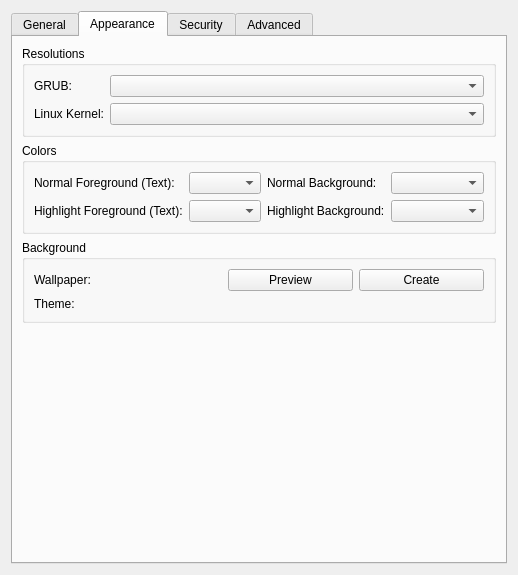
Before: the Qt Designer form ui/kcm_grub2.ui in maz-1/grub2-editor, drawn with Qt 5.
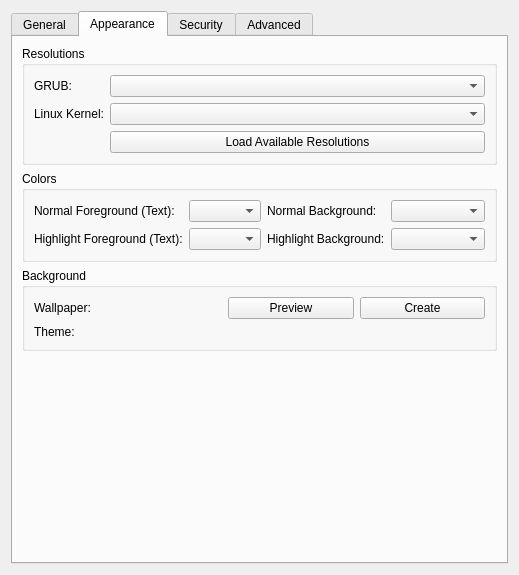
After: the same form once the commit is applied. The open tabs and pages were chosen to show the change. Icons and pictures are not drawn. Custom widgets are drawn as their Qt base class.

Commit message: Load resolutions manually

The edit to the form file:
```diff
--- a/ui/kcm_grub2.ui
+++ b/ui/kcm_grub2.ui
@@ -6,7 +6,7 @@
    <rect>
     <x>0</x>
     <y>0</y>
-    <width>518</width>
+    <width>519</width>
     <height>575</height>
    </rect>
   </property>
@@ -278,6 +278,16 @@
             </property>
            </widget>
           </item>
+          <item row="2" column="1">
+           <widget class="QPushButton" name="pushbutton_loadres">
+            <property name="text">
+             <string>Load Available Resolutions</string>
+            </property>
+            <property name="icon">
+             <iconset theme="dialog-warning"/>
+            </property>
+           </widget>
+          </item>
          </layout>
         </widget>
        </item>
@@ -832,16 +842,16 @@
    <extends>QComboBox</extends>
    <header>kcombobox.h</header>
   </customwidget>
-  <customwidget>
-   <class>KUrlRequester</class>
-   <extends>QWidget</extends>
-   <header>kurlrequester.h</header>
-  </customwidget>
   <customwidget>
    <class>KLineEdit</class>
    <extends>QLineEdit</extends>
    <header>klineedit.h</header>
   </customwidget>
+  <customwidget>
+   <class>KUrlRequester</class>
+   <extends>QFrame</extends>
+   <header>kurlrequester.h</header>
+  </customwidget>
  </customwidgets>
  <resources/>
  <connections/>
```
Left out of the diff: 16 changed lines with no effect on the pictures. The commit also changes 2 other files.
